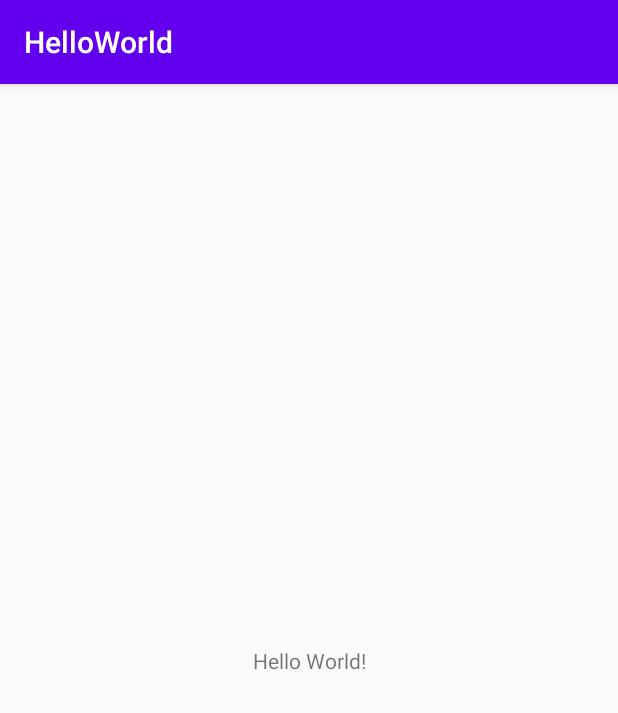
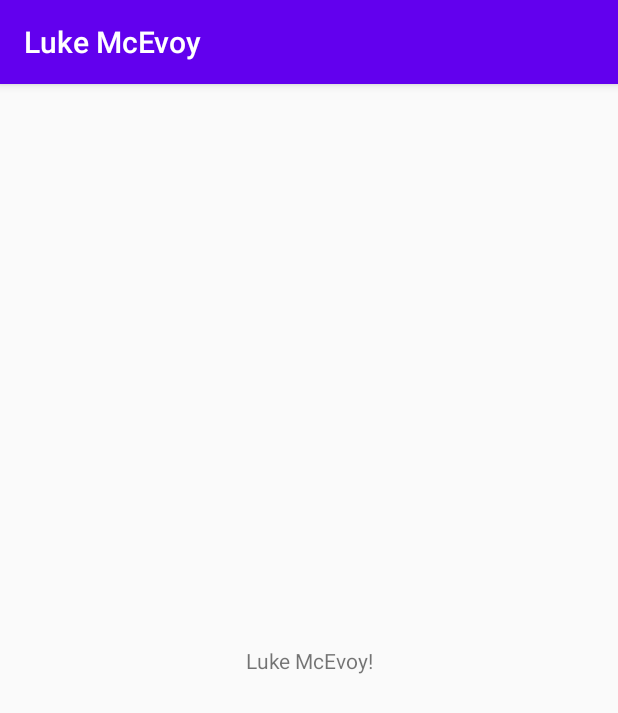
Before and after one commit to luke-mcevoy/android, an Android app: the screen it shows after launch (MainActivity), on a phone screen of 412 x 824 dp. Shown: the top 713 px of the screen. Run offline under Robolectric (Android 15) with nearby library versions, the phone set to English and light mode, and no system bars.

Commit message:
edited resource values to Luke McEvoy instead of Hello World

```diff
--- a/helloWorld/app/src/main/res/layout/activity_main.xml
+++ b/helloWorld/app/src/main/res/layout/activity_main.xml
@@ -9,7 +9,7 @@
     <TextView
         android:layout_width="wrap_content"
         android:layout_height="wrap_content"
-        android:text="Hello World!"
+        android:text="Luke McEvoy!"
         app:layout_constraintBottom_toBottomOf="parent"
         app:layout_constraintLeft_toLeftOf="parent"
         app:layout_constraintRight_toRightOf="parent"
--- a/helloWorld/app/src/main/res/values/strings.xml
+++ b/helloWorld/app/src/main/res/values/strings.xml
@@ -1,3 +1,3 @@
 <resources>
-    <string name="app_name">HelloWorld</string>
+    <string name="app_name">Luke McEvoy</string>
 </resources>
```
